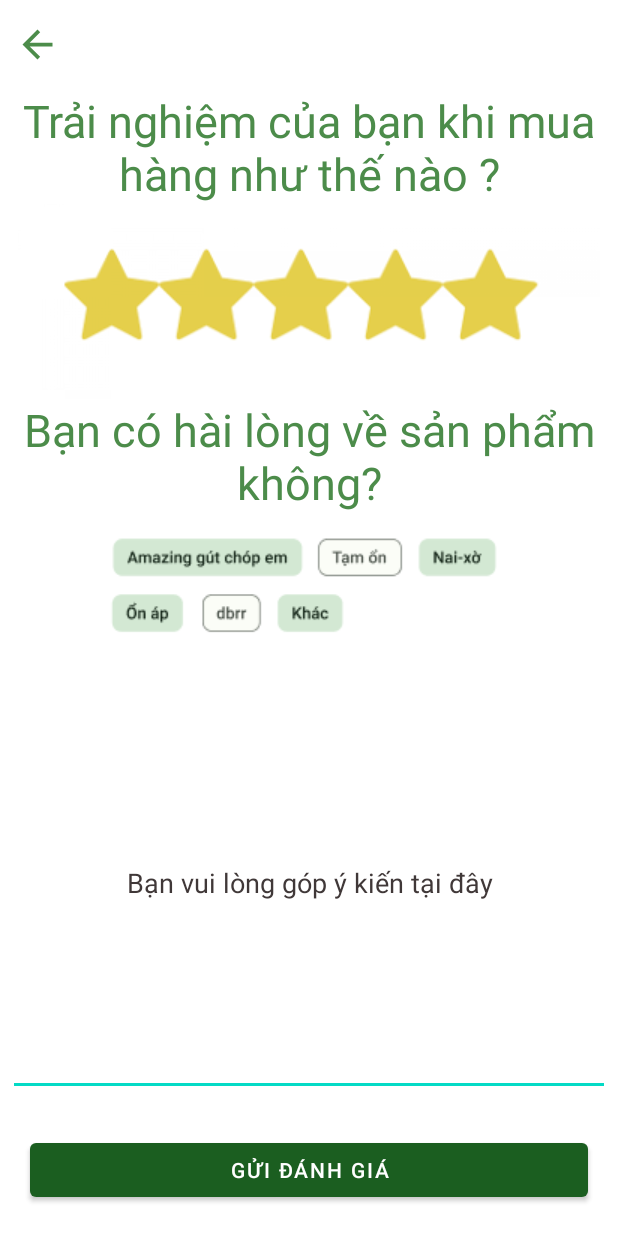
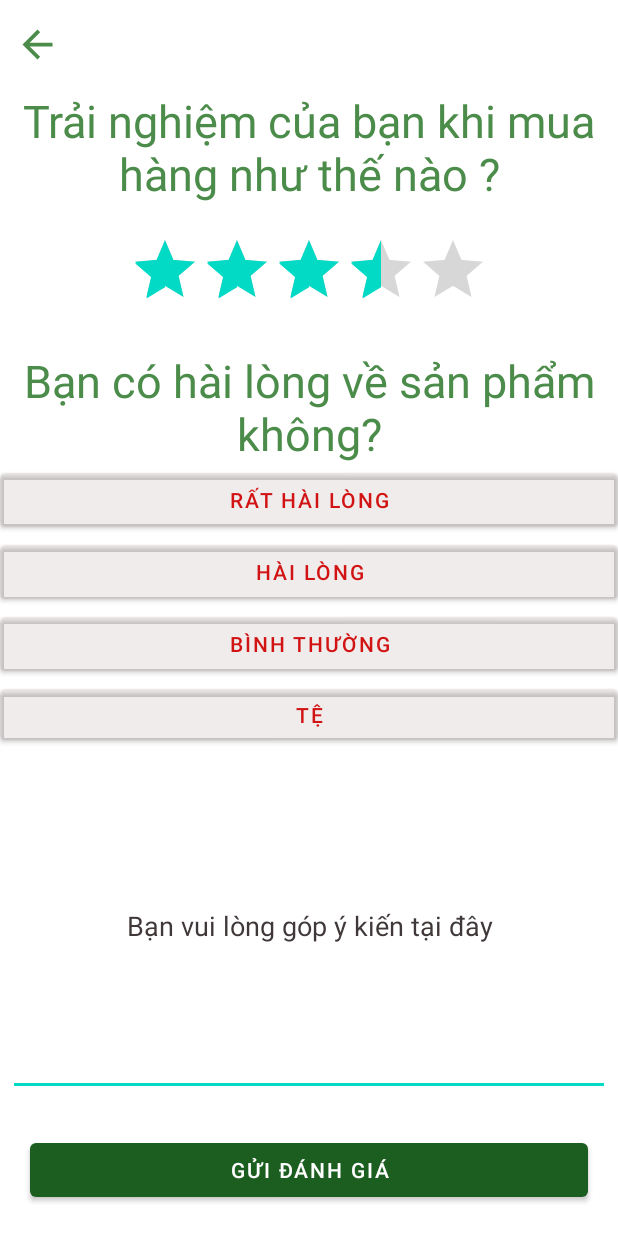
Before and after one commit to mcbutt007/Rau-cu-xanh, an Android app: the layout fragment_review.xml on its own in the app's theme, with its tools: preview values and no code run, on a phone screen of 412 x 824 dp. Run offline under Robolectric (Android 15) with nearby library versions, the phone set to English and light mode, and no system bars.

Commit message:
bugs fixes

```diff
--- a/app/src/main/java/com/nhom12/rau_cu_xanh/LaunchScreen.kt
+++ b/app/src/main/java/com/nhom12/rau_cu_xanh/LaunchScreen.kt
@@ -11,7 +11,8 @@ class LaunchScreen : AppCompatActivity() {
 
         val sharedPref = getSharedPreferences("LoginStatus", MODE_PRIVATE)
         val rememberLogin = sharedPref.getBoolean("RememberLogin",false)
-        val userid = sharedPref.getString("UserID","0")
+        val userid = sharedPref.getInt("UserID",0)
+        Toast.makeText(this,userid.toString(),Toast.LENGTH_SHORT).show()
         if (!rememberLogin) {
             val intent = Intent(this, LoginActivity::class.java)
             startActivity(intent)
--- a/app/src/main/java/com/nhom12/rau_cu_xanh/network/ProductCallApi.kt
+++ b/app/src/main/java/com/nhom12/rau_cu_xanh/network/ProductCallApi.kt
@@ -27,7 +27,7 @@ private val retrofit = Retrofit.Builder()
     .build()
 
 interface ProductCallApi {
-    // add params to url ex : http://192.168.1.35:5000/login?username=Teo&password=123
+    // add params to url ex : http://192.168.1.35:5000/home
     @GET("home") //send GET request to server
     suspend fun getProduct() : List<Product>
 
--- a/app/src/main/java/com/nhom12/rau_cu_xanh/ui/chitiethoadon/ChiTietHoaDonFragment.kt
+++ b/app/src/main/java/com/nhom12/rau_cu_xanh/ui/chitiethoadon/ChiTietHoaDonFragment.kt
@@ -39,7 +39,7 @@ class ChiTietHoaDonFragment : Fragment() {
         super.onViewCreated(view, savedInstanceState)
 
         //Back button setup
-        back_to_about.setOnClickListener(Navigation.createNavigateOnClickListener(R.id.action_chiTietHoaDonFragment_to_donHangFragment))
+        back_to_about.setOnClickListener(Navigation.createNavigateOnClickListener(R.id.action_chiTietHoaDonFragment_to_navigation_home))
         //Title text
         title_about_to?.setText(R.string.title_chi_tiet_hoa_don)
 
--- a/app/src/main/java/com/nhom12/rau_cu_xanh/ui/login/LoginFragment.kt
+++ b/app/src/main/java/com/nhom12/rau_cu_xanh/ui/login/LoginFragment.kt
@@ -1,6 +1,5 @@
 package com.nhom12.rau_cu_xanh.ui.login
 
-import android.content.Context
 import android.content.Context.MODE_PRIVATE
 import android.content.Intent
 import android.content.SharedPreferences
@@ -12,7 +11,6 @@ import android.widget.Toast
 import androidx.databinding.DataBindingUtil
 import androidx.fragment.app.Fragment
 import androidx.navigation.Navigation
-import com.nhom12.rau_cu_xanh.LoginActivity
 import com.nhom12.rau_cu_xanh.MainActivity
 import com.nhom12.rau_cu_xanh.R
 import com.nhom12.rau_cu_xanh.databinding.FragmentLoginBinding
@@ -70,7 +68,7 @@ class LoginFragment : Fragment() {
                     val sharedPref : SharedPreferences =
                         activity?.getSharedPreferences("LoginStatus", MODE_PRIVATE) ?: return@launch
                     val editor = sharedPref.edit()
-                        editor.putString("UserID", userid.toString())
+                        editor.putInt("UserID", userid)
                         editor.putBoolean("RememberLogin", true)
                         editor.commit()
 
--- a/app/src/main/res/layout/fragment_create_new_account.xml
+++ b/app/src/main/res/layout/fragment_create_new_account.xml
@@ -27,7 +27,7 @@
                 android:id="@+id/username"
                 android:layout_width="match_parent"
                 android:layout_height="wrap_content"
-                android:inputType="textEmailAddress" />
+                android:inputType="text" />
 
         </com.google.android.material.textfield.TextInputLayout>
         <com.google.android.material.textfield.TextInputLayout
--- a/app/src/main/res/layout/fragment_review.xml
+++ b/app/src/main/res/layout/fragment_review.xml
@@ -18,29 +18,68 @@
         android:text="Trải nghiệm của bạn khi mua hàng như thế nào ?"
         />
 
-    <ImageView
-        android:id="@+id/imageView2joj"
+    <RatingBar
+        android:id="@+id/ratingBar"
+        android:layout_marginTop="20dp"
+        android:layout_gravity="center"
+        android:layout_width="wrap_content"
+        android:layout_height="wrap_content"
+        android:numStars="5"
+        android:rating="3.5"
+        android:stepSize="0.5"
+        />
+
+    <TextView
+        android:id="@+id/textView_ioi3"
         android:layout_width="match_parent"
         android:layout_height="wrap_content"
-        app:srcCompat="@drawable/rate" />
-    <TextView
-        android:id="@+id/textViewioi3"
-        android:layout_width="match_parent"
-        android:layout_height="wrap_content"
+        android:layout_marginTop="20dp"
         android:gravity="center"
         android:textSize="30dp"
         android:textColor="@color/green_200"
         android:text="Bạn có hài lòng về sản phẩm không?"
         />
 
-    <ImageView
-        android:id="@+id/imageôiiView4"
+    <LinearLayout
         android:layout_width="match_parent"
-        android:layout_height="wrap_content"
-        app:srcCompat="@drawable/rate1" />
+        android:layout_height="190dp"
+        android:orientation="vertical">
+
+        <Button
+            android:id="@+id/button_danhgia1"
+            android:layout_width="match_parent"
+            android:layout_height="wrap_content"
+            android:text="Rất hài lòng"
+            android:textColor="#D11313"
+            android:backgroundTint="#11816868"/>
+
+
+        <Button
+            android:id="@+id/button_danhgia2"
+            android:layout_width="match_parent"
+            android:layout_height="wrap_content"
+            android:text="Hài lòng"
+            android:textColor="#D11313"
+            android:backgroundTint="#11816868"/>
+
+        <Button
+            android:id="@+id/button_danhgia3"
+            android:layout_width="match_parent"
+            android:layout_height="wrap_content"
+            android:text="Bình thường"
+            android:textColor="#D11313"
+            android:backgroundTint="#11816868"/>
+        <Button
+            android:id="@+id/button_danhgia4"
+            android:layout_width="match_parent"
+            android:layout_height="wrap_content"
+            android:text="Tệ"
+            android:textColor="#D11313"
+            android:backgroundTint="#11816868"/>
+    </LinearLayout>
 
     <EditText
-        android:id="@+id/editTextTextPersonName"
+        android:id="@+id/editText_danhgia"
         android:layout_margin="5dp"
         android:layout_weight="1"
         android:layout_width="match_parent"
@@ -53,9 +92,10 @@
         android:textColor="#403838" />
 
     <Button
-        android:id="@+id/buttonfgfg"
+        android:id="@+id/button_guidanhgia"
         android:layout_margin="20dp"
         android:layout_width="match_parent"
         android:layout_height="wrap_content"
         android:text="Gửi đánh giá" />
+
 </LinearLayout>
```
Also changed, not shown: app/src/main/java/com/nhom12/rau_cu_xanh/network/Constants.kt (+1 -8 lines), app/src/main/java/com/nhom12/rau_cu_xanh/ui/thanhtoan/ThanhToanFragment.kt (+8 -6 lines).
